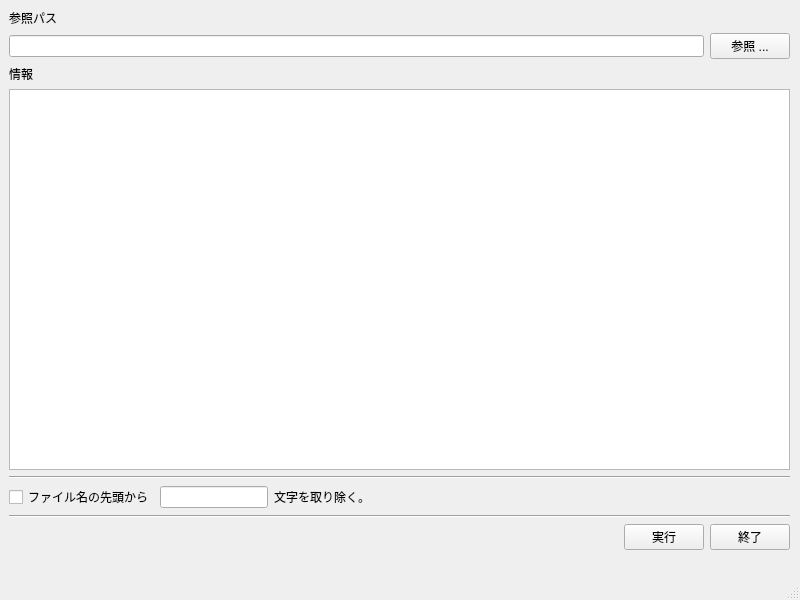
Before: the Qt Designer form MainWindow.ui in ekc-okada-collab/FileNameConv, drawn with Qt 5.
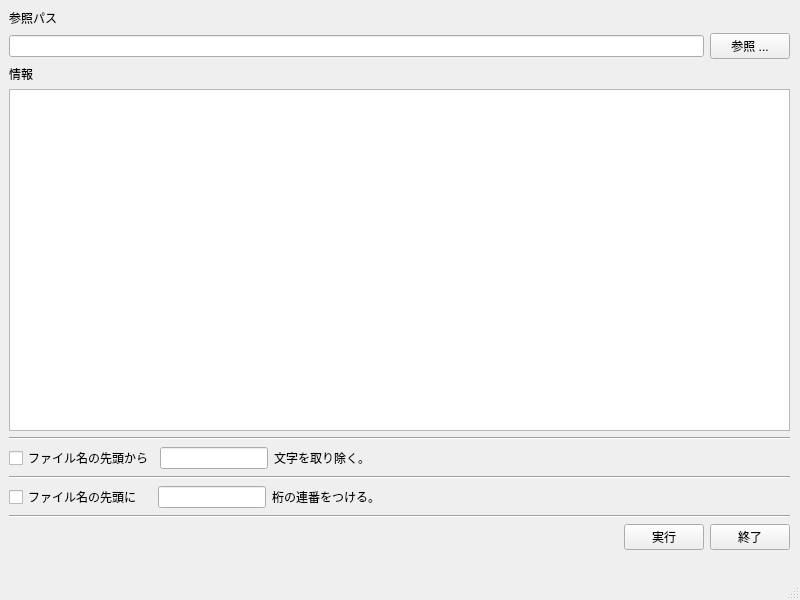
After: the same form once the commit is applied.

Commit message: プレフィックス追加機能追加

The edit to the form file:
```diff
--- a/MainWindow.ui
+++ b/MainWindow.ui
@@ -103,6 +103,54 @@
        </item>
       </layout>
      </item>
+     <item>
+      <widget class="Line" name="line_3">
+       <property name="orientation">
+        <enum>Qt::Horizontal</enum>
+       </property>
+      </widget>
+     </item>
+     <item>
+      <layout class="QHBoxLayout" name="horizontalLayout_4">
+       <item>
+        <widget class="QCheckBox" name="checkBox_addPrefix">
+         <property name="text">
+          <string>ファイル名の先頭に   </string>
+         </property>
+        </widget>
+       </item>
+       <item>
+        <widget class="QLineEdit" name="lineEdit_2">
+         <property name="sizePolicy">
+          <sizepolicy hsizetype="Fixed" vsizetype="Fixed">
+           <horstretch>0</horstretch>
+           <verstretch>0</verstretch>
+          </sizepolicy>
+         </property>
+        </widget>
+       </item>
+       <item>
+        <widget class="QLabel" name="label_addPrefix">
+         <property name="text">
+          <string>桁の連番をつける。</string>
+         </property>
+        </widget>
+       </item>
+       <item>
+        <spacer name="horizontalSpacer_3">
+         <property name="orientation">
+          <enum>Qt::Horizontal</enum>
+         </property>
+         <property name="sizeHint" stdset="0">
+          <size>
+           <width>40</width>
+           <height>20</height>
+          </size>
+         </property>
+        </spacer>
+       </item>
+      </layout>
+     </item>
      <item>
       <widget class="Line" name="line_2">
        <property name="orientation">
```
The commit also changes 2 other files.
